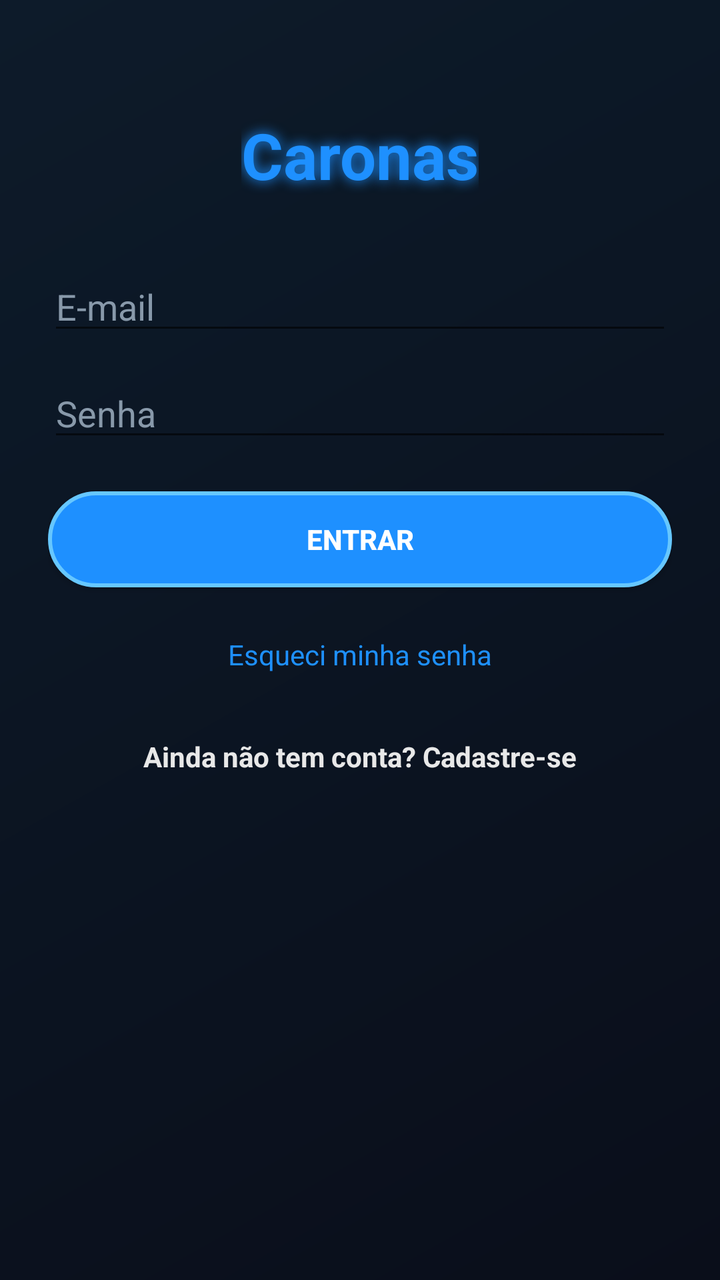
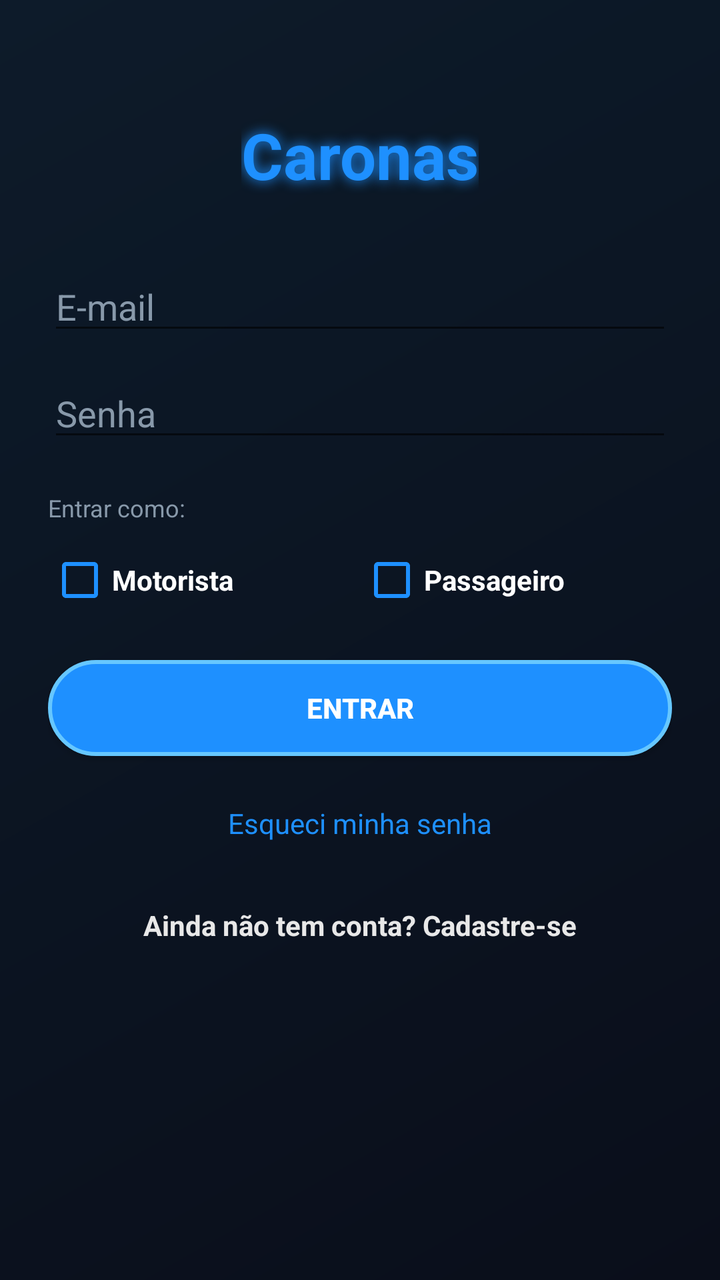

Screens rendered from an Android XML layout before and after an edit, with the pre-edit source and the edit as a unified diff.
<!-- AndroidManifest.xml: application theme Theme.Caronas -->
<!-- res/layout/activity_login_caronas.xml -->
<?xml version="1.0" encoding="utf-8"?>
<ScrollView xmlns:android="http://schemas.android.com/apk/res/android"
    android:id="@+id/scrollRoot"
    android:layout_width="match_parent"
    android:layout_height="match_parent"
    android:clipToPadding="false"
    android:background="@drawable/bg_fundo_caronas">

    <LinearLayout
        android:layout_width="match_parent"
        android:layout_height="wrap_content"
        android:orientation="vertical"
        android:gravity="center_horizontal"
        android:padding="24dp"
        android:minHeight="500dp">

        <TextView
            android:layout_width="wrap_content"
            android:layout_height="wrap_content"
            android:text="@string/login_titulo"
            android:textColor="#1E90FF"
            android:textSize="32sp"
            android:textStyle="bold"
            android:shadowColor="#1E90FF"
            android:shadowDx="0"
            android:shadowDy="0"
            android:shadowRadius="16"
            android:layout_marginTop="32dp"
            android:layout_marginBottom="32dp" />

        <EditText
            android:id="@+id/etEmail"
            android:layout_width="match_parent"
            android:layout_height="wrap_content"
            android:hint="@string/login_email"
            android:textColor="#FFFFFF"
            android:textColorHint="#8899AA"
            android:inputType="textEmailAddress"
            android:layout_marginBottom="12dp" />

        <EditText
            android:id="@+id/etSenha"
            android:layout_width="match_parent"
            android:layout_height="wrap_content"
            android:hint="@string/login_senha"
            android:textColor="#FFFFFF"
            android:textColorHint="#8899AA"
            android:inputType="textPassword"
            android:layout_marginBottom="20dp" />

        <Button
            android:id="@+id/btnEntrar"
            android:layout_width="match_parent"
            android:layout_height="wrap_content"
            android:text="@string/login_botao_entrar"
            android:textColor="#FFFFFF"
            android:textStyle="bold"
            android:background="@drawable/botao_azul_neon"
            android:layout_marginBottom="16dp" />

        <ProgressBar
            android:id="@+id/progressBar"
            android:layout_width="wrap_content"
            android:layout_height="wrap_content"
            android:visibility="gone"
            android:layout_marginBottom="16dp" />

        <TextView
            android:id="@+id/tvEsqueciSenha"
            android:layout_width="wrap_content"
            android:layout_height="wrap_content"
            android:text="@string/login_esqueci_senha"
            android:textColor="#1E90FF"
            android:padding="8dp"
            android:clickable="true"
            android:focusable="true" />

        <TextView
            android:id="@+id/tvCriarConta"
            android:layout_width="wrap_content"
            android:layout_height="wrap_content"
            android:text="@string/login_criar_conta"
            android:textColor="#E8E8E8"
            android:textStyle="bold"
            android:padding="8dp"
            android:layout_marginTop="16dp"
            android:clickable="true"
            android:focusable="true" />

    </LinearLayout>
</ScrollView>
<!-- resources referenced by this layout -->
<resources>
  <!-- drawable bg_fundo_caronas (drawable) -->
  <?xml version="1.0" encoding="utf-8"?>
  <shape xmlns:android="http://schemas.android.com/apk/res/android">
      <gradient
          android:startColor="#0A0E1A"
          android:endColor="#0D1B2A"
          android:angle="135" />
  </shape>
  <!-- drawable botao_azul_neon (drawable) -->
  <?xml version="1.0" encoding="utf-8"?>
  <shape xmlns:android="http://schemas.android.com/apk/res/android">
      <solid android:color="#1E90FF" />
      <corners android:radius="25dp" />
      <stroke android:width="2dp" android:color="#66C7FF" />
      <padding android:left="16dp" android:right="16dp" android:top="12dp" android:bottom="12dp" />
  </shape>
  <string name="login_botao_entrar">Entrar</string>
  <string name="login_criar_conta">Ainda não tem conta? Cadastre-se</string>
  <string name="login_email">E-mail</string>
  <string name="login_esqueci_senha">Esqueci minha senha</string>
  <string name="login_senha">Senha</string>
  <string name="login_titulo">Caronas</string>
  <style name="Theme.Caronas" parent="Theme.MaterialComponents.DayNight.NoActionBar">
          <item name="colorPrimary">@color/azul_neon</item>
          <item name="colorPrimaryVariant">@color/azul_neon_escuro</item>
          <item name="colorOnPrimary">@color/white</item>
          <item name="colorSecondary">@color/azul_neon</item>
          <item name="colorSecondaryVariant">@color/azul_neon_escuro</item>
          <item name="colorOnSecondary">@color/white</item>
          <item name="android:statusBarColor">@color/fundo_escuro</item>
          <item name="android:windowBackground">@color/fundo_escuro</item>
      </style>
  <color name="azul_neon">#1E90FF</color>
  <color name="azul_neon_escuro">#0D47A1</color>
  <color name="white">#FFFFFFFF</color>
  <color name="fundo_escuro">#0A0E1A</color>
</resources>

<!-- the commit's change to res/layout/activity_login_caronas.xml (unified diff, before → after) -->
@@ -48,6 +48,42 @@
             android:inputType="textPassword"
             android:layout_marginBottom="20dp" />
 
+        <TextView
+            android:layout_width="match_parent"
+            android:layout_height="wrap_content"
+            android:text="@string/login_entrar_como"
+            android:textColor="#8899AA"
+            android:textSize="12sp"
+            android:layout_marginBottom="4dp" />
+
+        <LinearLayout
+            android:layout_width="match_parent"
+            android:layout_height="wrap_content"
+            android:orientation="horizontal"
+            android:layout_marginBottom="16dp">
+
+            <CheckBox
+                android:id="@+id/cbLoginMotorista"
+                android:layout_width="0dp"
+                android:layout_height="wrap_content"
+                android:layout_weight="1"
+                android:text="@string/tela_papel_motorista"
+                android:textColor="#FFFFFF"
+                android:textStyle="bold"
+                android:buttonTint="#1E90FF" />
+
+            <CheckBox
+                android:id="@+id/cbLoginPassageiro"
+                android:layout_width="0dp"
+                android:layout_height="wrap_content"
+                android:layout_weight="1"
+                android:text="@string/tela_papel_passageiro"
+                android:textColor="#FFFFFF"
+                android:textStyle="bold"
+                android:buttonTint="#1E90FF" />
+
+        </LinearLayout>
+
         <Button
             android:id="@+id/btnEntrar"
             android:layout_width="match_parent"
<!-- resource entries referenced after the edit -->
@@ -19,9 +19,12 @@
   <string name="login_botao_entrar">Entrar</string>
   <string name="login_criar_conta">Ainda não tem conta? Cadastre-se</string>
   <string name="login_email">E-mail</string>
+  <string name="login_entrar_como">Entrar como:</string>
   <string name="login_esqueci_senha">Esqueci minha senha</string>
   <string name="login_senha">Senha</string>
   <string name="login_titulo">Caronas</string>
+  <string name="tela_papel_motorista">Motorista</string>
+  <string name="tela_papel_passageiro">Passageiro</string>
   <style name="Theme.Caronas" parent="Theme.MaterialComponents.DayNight.NoActionBar">
           <item name="colorPrimary">@color/azul_neon</item>
           <item name="colorPrimaryVariant">@color/azul_neon_escuro</item>
